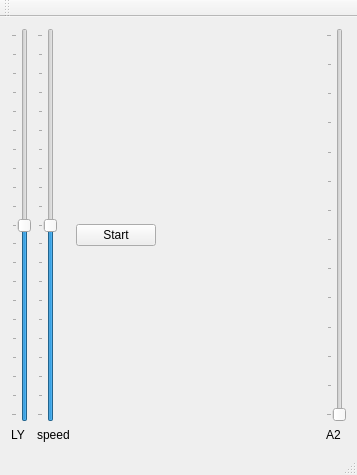
The window that Anduin/HexPCController/Controller/Controller/controller.ui (FunkyLoiso/flprojects) describes before a commit, drawn with Qt 5.
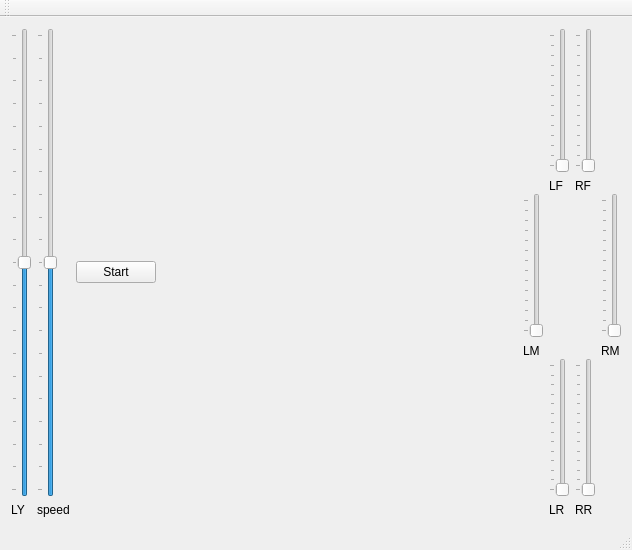
The same window after the commit.

Diff of the .ui file:
```diff
--- a/Anduin/HexPCController/Controller/Controller/controller.ui
+++ b/Anduin/HexPCController/Controller/Controller/controller.ui
@@ -6,15 +6,15 @@
    <rect>
     <x>0</x>
     <y>0</y>
-    <width>357</width>
-    <height>475</height>
+    <width>632</width>
+    <height>550</height>
    </rect>
   </property>
   <property name="windowTitle">
    <string>Controller</string>
   </property>
   <widget class="QWidget" name="centralWidget">
-   <layout class="QGridLayout" name="gridLayout">
+   <layout class="QGridLayout" name="gridLayout_2">
     <item row="0" column="0">
      <layout class="QVBoxLayout" name="verticalLayout">
       <item>
@@ -99,29 +99,246 @@
      </spacer>
     </item>
     <item row="0" column="4">
-     <layout class="QVBoxLayout" name="verticalLayout_2">
-      <item>
-       <widget class="QSlider" name="sSensorValue">
-        <property name="maximum">
-         <number>1300</number>
+     <layout class="QGridLayout" name="gridLayout">
+      <item row="0" column="0">
+       <spacer name="verticalSpacer_3">
+        <property name="orientation">
+         <enum>Qt::Vertical</enum>
         </property>
+        <property name="sizeHint" stdset="0">
+         <size>
+          <width>20</width>
+          <height>40</height>
+         </size>
+        </property>
+       </spacer>
+      </item>
+      <item row="0" column="1" rowspan="2">
+       <layout class="QVBoxLayout" name="verticalLayout_4">
+        <item>
+         <widget class="QSlider" name="sSensorLF">
+          <property name="maximum">
+           <number>1300</number>
+          </property>
+          <property name="orientation">
+           <enum>Qt::Vertical</enum>
+          </property>
+          <property name="tickPosition">
+           <enum>QSlider::TicksAbove</enum>
+          </property>
+          <property name="tickInterval">
+           <number>100</number>
+          </property>
+         </widget>
+        </item>
+        <item>
+         <widget class="QLabel" name="label_4">
+          <property name="text">
+           <string>LF</string>
+          </property>
+         </widget>
+        </item>
+       </layout>
+      </item>
+      <item row="0" column="2" rowspan="2">
+       <layout class="QVBoxLayout" name="verticalLayout_6">
+        <item>
+         <widget class="QSlider" name="sSensorRF">
+          <property name="maximum">
+           <number>1300</number>
+          </property>
+          <property name="orientation">
+           <enum>Qt::Vertical</enum>
+          </property>
+          <property name="tickPosition">
+           <enum>QSlider::TicksAbove</enum>
+          </property>
+          <property name="tickInterval">
+           <number>100</number>
+          </property>
+         </widget>
+        </item>
+        <item>
+         <widget class="QLabel" name="label_6">
+          <property name="text">
+           <string>RF</string>
+          </property>
+         </widget>
+        </item>
+       </layout>
+      </item>
+      <item row="0" column="3">
+       <spacer name="verticalSpacer_4">
         <property name="orientation">
          <enum>Qt::Vertical</enum>
         </property>
-        <property name="tickPosition">
-         <enum>QSlider::TicksAbove</enum>
+        <property name="sizeHint" stdset="0">
+         <size>
+          <width>20</width>
+          <height>40</height>
+         </size>
         </property>
-        <property name="tickInterval">
-         <number>100</number>
+       </spacer>
+      </item>
+      <item row="1" column="0" rowspan="3">
+       <layout class="QVBoxLayout" name="verticalLayout_2">
+        <item>
+         <widget class="QSlider" name="sSensorLM">
+          <property name="maximum">
+           <number>1300</number>
+          </property>
+          <property name="orientation">
+           <enum>Qt::Vertical</enum>
+          </property>
+          <property name="tickPosition">
+           <enum>QSlider::TicksAbove</enum>
+          </property>
+          <property name="tickInterval">
+           <number>100</number>
+          </property>
+         </widget>
+        </item>
+        <item>
+         <widget class="QLabel" name="label_2">
+          <property name="text">
+           <string>LM</string>
+          </property>
+         </widget>
+        </item>
+       </layout>
+      </item>
+      <item row="1" column="3" rowspan="3">
+       <layout class="QVBoxLayout" name="verticalLayout_8">
+        <item>
+         <widget class="QSlider" name="sSensorRM">
+          <property name="maximum">
+           <number>1300</number>
+          </property>
+          <property name="orientation">
+           <enum>Qt::Vertical</enum>
+          </property>
+          <property name="tickPosition">
+           <enum>QSlider::TicksAbove</enum>
+          </property>
+          <property name="tickInterval">
+           <number>100</number>
+          </property>
+         </widget>
+        </item>
+        <item>
+         <widget class="QLabel" name="label_8">
+          <property name="text">
+           <string>RM</string>
+          </property>
+         </widget>
+        </item>
+       </layout>
+      </item>
+      <item row="2" column="1">
+       <spacer name="verticalSpacer">
+        <property name="orientation">
+         <enum>Qt::Vertical</enum>
         </property>
-       </widget>
+        <property name="sizeHint" stdset="0">
+         <size>
+          <width>20</width>
+          <height>40</height>
+         </size>
+        </property>
+       </spacer>
       </item>
-      <item>
-       <widget class="QLabel" name="label_2">
-        <property name="text">
-         <string>A2</string>
+      <item row="2" column="2">
+       <spacer name="verticalSpacer_2">
+        <property name="orientation">
+         <enum>Qt::Vertical</enum>
         </property>
-       </widget>
+        <property name="sizeHint" stdset="0">
+         <size>
+          <width>20</width>
+          <height>40</height>
+         </size>
+        </property>
+       </spacer>
+      </item>
+      <item row="3" column="1" rowspan="2">
+       <layout class="QVBoxLayout" name="verticalLayout_5">
+        <item>
+         <widget class="QSlider" name="sSensorLR">
+          <property name="maximum">
+           <number>1300</number>
+          </property>
+          <property name="orientation">
+           <enum>Qt::Vertical</enum>
+          </property>
+          <property name="tickPosition">
+           <enum>QSlider::TicksAbove</enum>
+          </property>
+          <property name="tickInterval">
+           <number>100</number>
+          </property>
+         </widget>
+        </item>
+        <item>
+         <widget class="QLabel" name="label_5">
+          <property name="text">
+           <string>LR</string>
+          </property>
+         </widget>
+        </item>
+       </layout>
+      </item>
+      <item row="3" column="2" rowspan="2">
+       <layout class="QVBoxLayout" name="verticalLayout_7">
+        <item>
+         <widget class="QSlider" name="sSensorRR">
+          <property name="maximum">
+           <number>1300</number>
+          </property>
+          <property name="orientation">
+           <enum>Qt::Vertical</enum>
+          </property>
+          <property name="tickPosition">
+           <enum>QSlider::TicksAbove</enum>
+          </property>
+          <property name="tickInterval">
+           <number>100</number>
+          </property>
+         </widget>
+        </item>
+        <item>
+         <widget class="QLabel" name="label_7">
+          <property name="text">
+           <string>RR</string>
+          </property>
+         </widget>
+        </item>
+       </layout>
+      </item>
+      <item row="4" column="0">
+       <spacer name="verticalSpacer_5">
+        <property name="orientation">
+         <enum>Qt::Vertical</enum>
+        </property>
+        <property name="sizeHint" stdset="0">
+         <size>
+          <width>20</width>
+          <height>40</height>
+         </size>
+        </property>
+       </spacer>
+      </item>
+      <item row="4" column="3">
+       <spacer name="verticalSpacer_6">
+        <property name="orientation">
+         <enum>Qt::Vertical</enum>
+        </property>
+        <property name="sizeHint" stdset="0">
+         <size>
+          <width>20</width>
+          <height>40</height>
+         </size>
+        </property>
+       </spacer>
       </item>
      </layout>
     </item>
```
Left out of the diff: 15 changed lines with no effect on the pictures.
